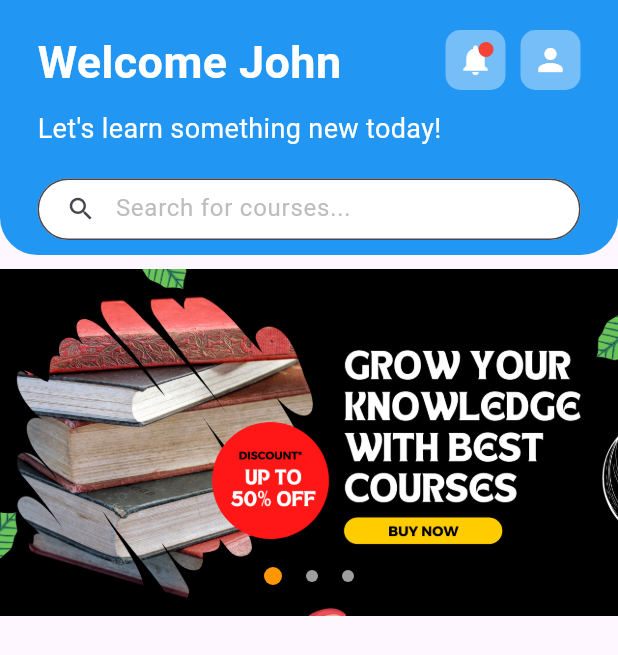
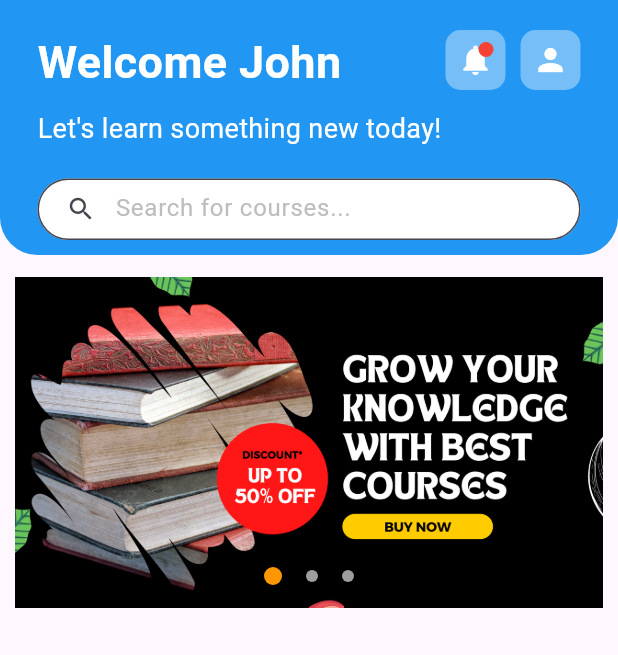
Before and after one commit to adogbeji/FlutterElearningAppPrototype, a Flutter app: the CourseHomeScreen screen opened by its route, on a phone screen of 412 x 824 dp. Shown: the top 655 px of the screen. Run offline on Flutter 3.47's test engine with Material 3 defaults, Android fonts, the phone set to English and light mode, and no system bars.

Commit message:
Apply more padding  & set slideshow to rotateevery 5s in Offers widget

```diff
--- a/lib/views/home/course_home_screen.dart
+++ b/lib/views/home/course_home_screen.dart
@@ -36,10 +36,13 @@ class CourseHomeScreen extends StatelessWidget {
             ),
 
             // OFFERS
-            Column(
-              children: [
-                Offers(),
-              ],
+            Padding(
+              padding: const EdgeInsets.symmetric(horizontal: 10,),
+              child: Column(
+                children: [
+                  Offers(),
+                ],
+              ),
             ),
           ],
         ),
--- a/lib/views/home/widgets/offers.dart
+++ b/lib/views/home/widgets/offers.dart
@@ -28,7 +28,7 @@ class _OffersState extends State<Offers> {
     // TODO: implement initState
     super.initState();
 
-    timer = Timer.periodic(const Duration(seconds: 2), (timer) {
+    timer = Timer.periodic(const Duration(seconds: 5), (timer) {  // Rotates slideshow every 5s
       if (_selectedPromo < 2) {
         _selectedPromo++;
       } else {
```
